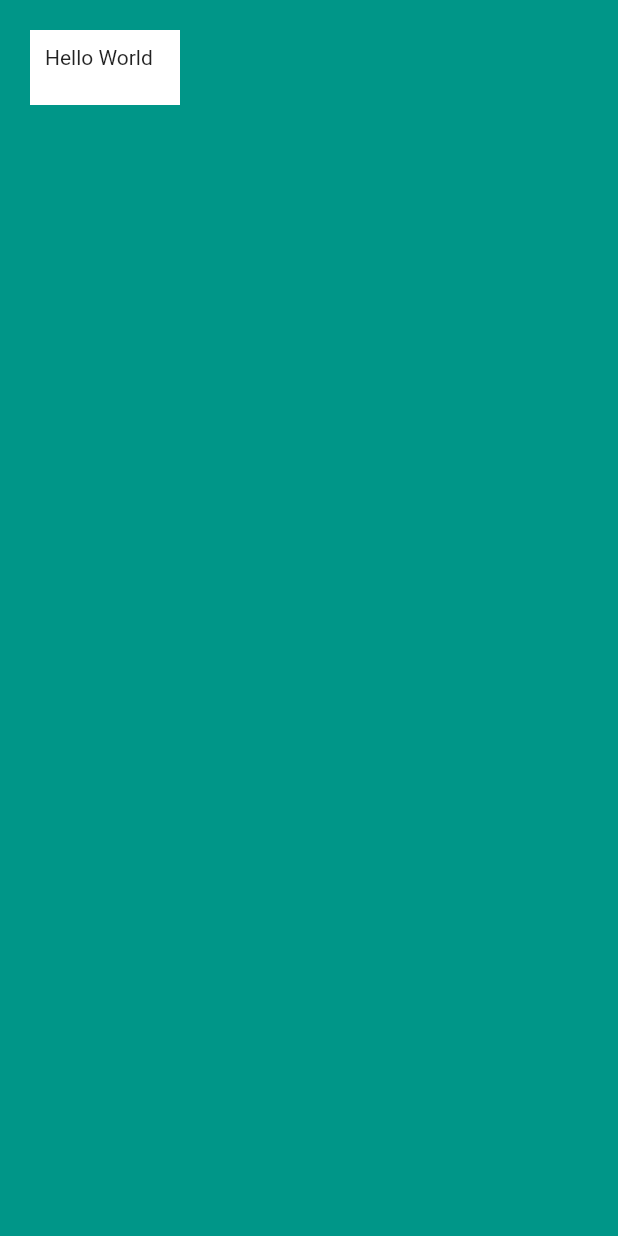
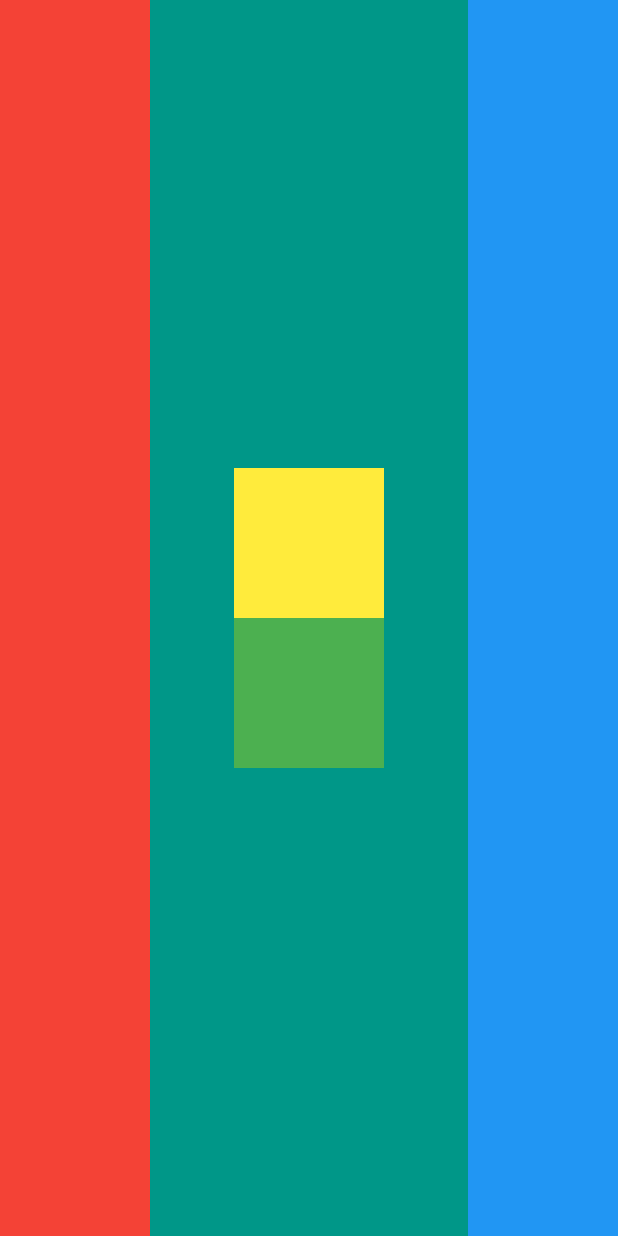
Before and after one commit to SubhamPanigrahi/Flutter-Projects, a Flutter app: the screen it shows after launch, on a phone screen of 412 x 824 dp. Run offline on Flutter 3.47's test engine with Material 2 defaults, Android fonts, the phone set to English and light mode, and no system bars.

Commit message:
Layout Challenge 1 (Completed)

```diff
--- a/FlutterDev/mi_card/lib/main.dart
+++ b/FlutterDev/mi_card/lib/main.dart
@@ -11,19 +11,35 @@ class MyApp extends StatelessWidget {
       home: Scaffold(
         backgroundColor: Colors.teal,
         body: SafeArea(
-          child: Container(
-            height: 50.0,
-            width: 100.0,
-            margin: EdgeInsets.all(20.0),
-            //margin: EdgeInsets.fromLTRB(50, 20, 10, 30),
-            //margin: EdgeInsets.symmetric(vertical: 20, horizontal: 10),
-            //margin: EdgeInsetsDirectional.only(start: 20), (others include top, end, bottom)
-            padding: EdgeInsets.all(10),
-            //goes the same way as margin goes./ You can also add the child into a center widget to center it.
-            color: Colors.white,
-            child: Text('Hello World'),
-          ),
-        ),
+            child: Row(
+          mainAxisAlignment: MainAxisAlignment.spaceBetween,
+          crossAxisAlignment: CrossAxisAlignment.stretch,
+          children: <Widget>[
+            Container(
+              color: Colors.red,
+              width: 100.0,
+            ),
+            Column(
+              mainAxisAlignment: MainAxisAlignment.center,
+              children: <Widget>[
+                Container(
+                  width: 100.0,
+                  height: 100.0,
+                  color: Colors.yellow,
+                ),
+                Container(
+                  width: 100.0,
+                  height: 100.0,
+                  color: Colors.green,
+                ),
+              ],
+            ),
+            Container(
+              width: 100,
+              color: Colors.blue,
+            )
+          ],
+        )),
       ),
     );
   }
```
